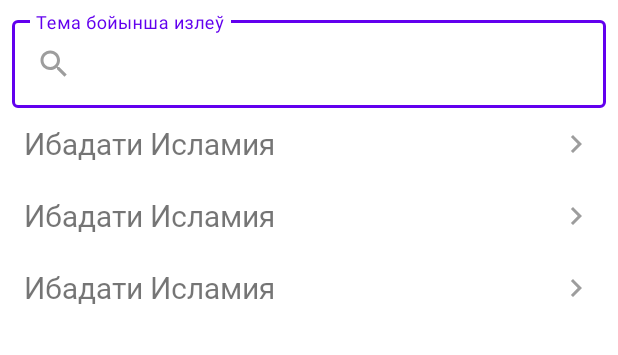
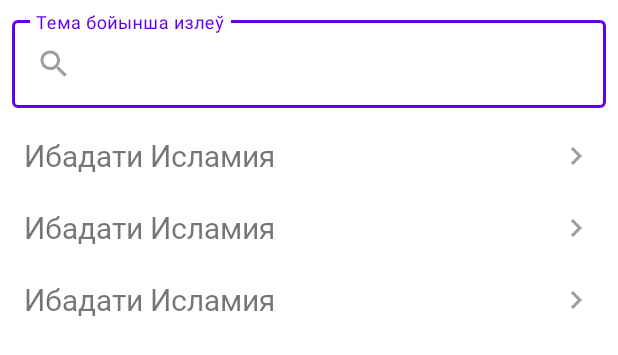
Before and after one commit to djakonystar/ibadati-islamiya, an Android app: the layout fragment_topic.xml on its own in the app's theme, with its tools: preview values and no code run, on a phone screen of 412 x 824 dp. Shown: the top 355 px of the screen. Run offline under Robolectric (Android 15) with nearby library versions, the phone set to English and light mode, and no system bars.

Commit message:
topic fragment fixed

```diff
--- a/app/src/main/java/uz/bismillah/ibadatiislamiya/ui/topic/TopicFragment.kt
+++ b/app/src/main/java/uz/bismillah/ibadatiislamiya/ui/topic/TopicFragment.kt
@@ -21,7 +21,7 @@ class TopicFragment : Fragment(R.layout.fragment_topic) {
         topicsRecyclerView.adapter = adapter
         topicsRecyclerView.addItemDecoration(DividerItemDecoration(requireContext(), DividerItemDecoration.VERTICAL))
         dao = BookDatabase.getInstance(requireContext()).topicDao()
-        setData(arguments?.getInt("unitId") ?: 1)
+        setData(arguments?.getInt(UnitFragment.UNIT_ID) ?: 1)
     }
 
     private fun setData(unitId: Int) {
--- a/app/src/main/res/layout/fragment_topic.xml
+++ b/app/src/main/res/layout/fragment_topic.xml
@@ -7,8 +7,10 @@
 
     <com.google.android.material.textfield.TextInputLayout
         android:id="@+id/searchBar"
-        android:layout_width="match_parent"
+        android:layout_width="0dp"
         android:layout_height="wrap_content"
+        app:layout_constraintStart_toStartOf="parent"
+        app:layout_constraintEnd_toEndOf="parent"
         app:layout_constraintTop_toTopOf="parent"
         style="@style/Widget.MaterialComponents.TextInputLayout.OutlinedBox"
         android:layout_margin="@dimen/margin_eight">
@@ -24,9 +26,13 @@
 
     <androidx.recyclerview.widget.RecyclerView
         android:id="@+id/topicsRecyclerView"
-        android:layout_width="match_parent"
+        android:layout_width="0dp"
         android:layout_height="0dp"
+        app:layout_constraintStart_toStartOf="parent"
+        app:layout_constraintEnd_toEndOf="parent"
+        app:layout_constraintBottom_toBottomOf="parent"
         app:layout_constraintTop_toBottomOf="@id/searchBar"
+        android:layout_marginTop="@dimen/margin_eight"
         app:layoutManager="androidx.recyclerview.widget.LinearLayoutManager"
         android:orientation="vertical"
         tools:listitem="@layout/item_topic"/>
--- a/app/src/main/res/layout/item_topic.xml
+++ b/app/src/main/res/layout/item_topic.xml
@@ -2,7 +2,10 @@
 <androidx.constraintlayout.widget.ConstraintLayout xmlns:android="http://schemas.android.com/apk/res/android"
     android:layout_width="match_parent"
     android:layout_height="48dp"
-    xmlns:app="http://schemas.android.com/apk/res-auto">
+    android:clickable="true"
+    android:foreground="?android:attr/selectableItemBackground"
+    xmlns:app="http://schemas.android.com/apk/res-auto"
+    android:focusable="true">
 
     <TextView
         android:id="@+id/topicTitleTextView"
--- a/app/src/main/res/layout/item_unit.xml
+++ b/app/src/main/res/layout/item_unit.xml
@@ -2,6 +2,8 @@
 <androidx.constraintlayout.widget.ConstraintLayout
     android:layout_width="200dp"
     android:layout_height="231dp"
+    android:clickable="true"
+    android:focusable="true"
     xmlns:android="http://schemas.android.com/apk/res/android">
 
     <androidx.cardview.widget.CardView
@@ -15,8 +17,6 @@
         app:layout_constraintBottom_toBottomOf="parent"
         android:elevation="6dp"
         android:foreground="?android:attr/selectableItemBackground"
-        android:clickable="true"
-        android:focusable="true"
         style="@style/CardView">
 
         <androidx.constraintlayout.widget.ConstraintLayout
```
Also changed, not shown: app/src/main/java/uz/bismillah/ibadatiislamiya/ui/unit/UnitFragment.kt (+11 -4 lines).
